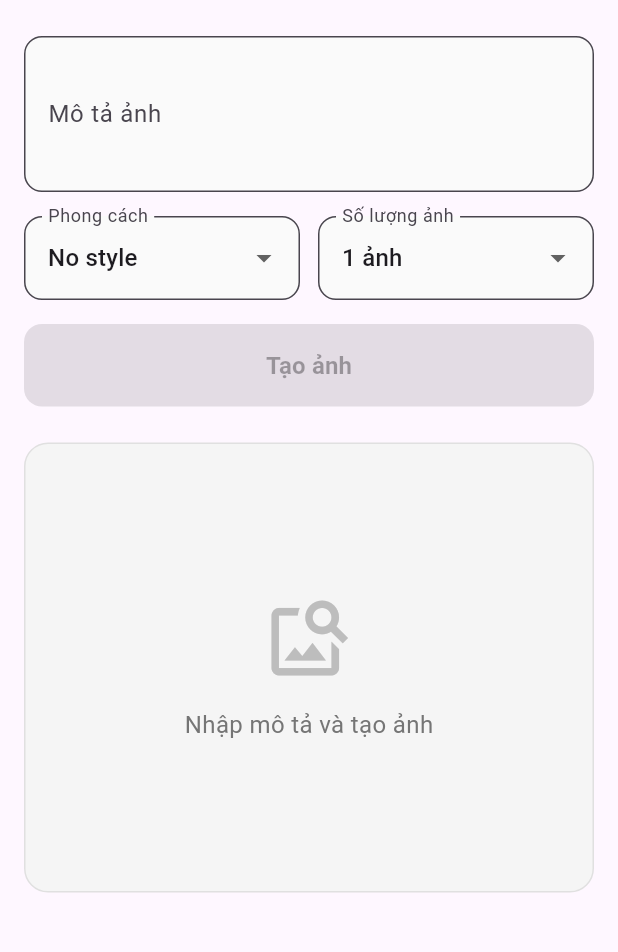
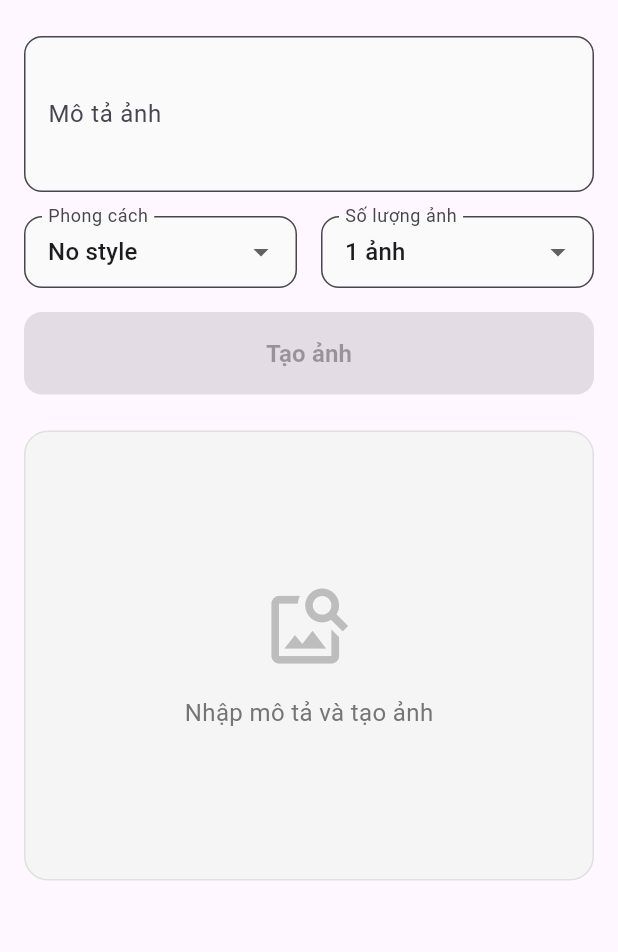
Before and after one commit to duong-sonnn/thuctap1, a Flutter app: the HomePage screen opened by its route, on a phone screen of 412 x 824 dp, the part 72-1024 px from its top. Run offline on Flutter 3.47's test engine with Material 3 defaults, Android fonts, the light colour scheme and no system bars; our stand-ins replace cloud_firestore, firebase_auth, firebase_core, google_sign_in, permission_handler, share_plus and 1 more; missing offline and left inert: flutter_facebook_auth, saver_gallery; accounts and stored records are empty.

Commit message:
12h
hoan thien chuc nang bao cao

```diff
--- a/lib/home_page.dart
+++ b/lib/home_page.dart
@@ -167,19 +167,7 @@ class _HomePageState extends State<HomePage> {
       );
     }
   }
- //chuc nang luu anh
-// Future<void> _saveAllImages() async {
-//   if (_generatedImageUrls.isEmpty) return;
-//   setState(() => _isLoading = true);
 
-//   final savedCount = await ImageActions.saveImages(_generatedImageUrls);
-
-//   if (!mounted) return;
-//   ScaffoldMessenger.of(context).showSnackBar(
-//     SnackBar(content: Text('Đã lưu $savedCount/${_generatedImageUrls.length} ảnh')),
-//   );
-//   setState(() => _isLoading = false);
-// }
   Future<void> _saveAllImages() async {
     if (_generatedImageUrls.isEmpty) return;
 
@@ -206,10 +194,6 @@ Future<void> _saveAllImages() async {
     }
   }
 
-
-
-
-///chuc nang chia se anh
   Future<void> _shareAllImages() async {
     if (_generatedImageUrls.isEmpty) return;
     setState(() => _isLoading = true);
@@ -220,41 +204,55 @@ Future<void> _shareAllImages() async {
     setState(() => _isLoading = false);
   }
 
-
-
-  // Thêm hàm mới để mở menu người dùng
   void _toggleUserMenu() {
     setState(() {
       _isUserMenuOpen = !_isUserMenuOpen;
     });
   }
 
-  // Tạo các trang điều hướng mới
   void _navigateToPage(String pageName) {
     setState(() {
       _isUserMenuOpen = false;
     });
 
-    // Hiển thị thông báo (Sau này sẽ thay bằng điều hướng thật)
+    if (pageName == 'Đăng xuất') {
+      _signOut();
+      return;
+    }
+
     ScaffoldMessenger.of(context).showSnackBar(
       SnackBar(content: Text('Đang chuyển đến: $pageName')),
     );
+  }
 
-    // TODO: Bổ sung code điều hướng đến các trang khác tại đây
+  Future<void> _signOut() async {
+    try {
+      await FirebaseAuth.instance.signOut();
+      if (mounted) {
+        Navigator.pushReplacementNamed(context, '/');
+      }
+    } catch (e) {
+      if (mounted) {
+        ScaffoldMessenger.of(context).showSnackBar(
+          SnackBar(content: Text('Lỗi khi đăng xuất: $e')),
+        );
+      }
+    }
   }
 
   @override
   Widget build(BuildContext context) {
-    // Lấy kích thước màn hình để điều chỉnh giao diện
-    final screenSize = MediaQuery.of(context).size;
-    final isSmallScreen = screenSize.width < 360;
+    return LayoutBuilder(
+      builder: (context, constraints) {
+        final isSmallScreen = constraints.maxWidth < 360;
+        final padding = isSmallScreen ? 8.0 : 16.0;
+        final fontSize = isSmallScreen ? 14.0 : 16.0;
 
         return Scaffold(
           appBar: AppBar(
             title: const Text('Image Generator'),
             centerTitle: true,
             actions: [
-          // Nút avatar người dùng để mở menu
               IconButton(
                 icon: const CircleAvatar(
                   backgroundColor: Colors.blue,
@@ -266,9 +264,8 @@ Future<void> _shareAllImages() async {
           ),
           body: Stack(
             children: [
-          // Phần nội dung chính
               SingleChildScrollView(
-            padding: EdgeInsets.all(isSmallScreen ? 12.0 : 16.0),
+                padding: EdgeInsets.all(padding),
                 child: Column(
                   crossAxisAlignment: CrossAxisAlignment.stretch,
                   children: [
@@ -276,6 +273,7 @@ Future<void> _shareAllImages() async {
                       controller: _promptController,
                       decoration: InputDecoration(
                         hintText: 'Mô tả ảnh bạn muốn tạo...',
+                        hintMaxLines: 1,
                         border: OutlineInputBorder(
                           borderRadius: BorderRadius.circular(12),
                         ),
@@ -284,33 +282,31 @@ Future<void> _shareAllImages() async {
                         fillColor: Colors.grey[50],
                       ),
                       maxLines: 3,
+                      style: TextStyle(fontSize: fontSize),
                     ),
-                const SizedBox(height: 16),
-                if (isSmallScreen)
-                  // Layout dọc cho màn hình nhỏ
-                  Column(
+                    SizedBox(height: padding),
+                    isSmallScreen
+                        ? Column(
                             children: [
                               _buildStyleDropdown(),
-                      const SizedBox(height: 12),
+                              SizedBox(height: padding),
                               _buildNumberDropdown(),
                             ],
                           )
-                else
-                  // Layout ngang cho màn hình thường
-                  Row(
+                        : Row(
                             children: [
-                      Expanded(child: _buildStyleDropdown()),
-                      const SizedBox(width: 12),
-                      Expanded(child: _buildNumberDropdown()),
+                              Flexible(child: _buildStyleDropdown()),
+                              SizedBox(width: padding),
+                              Flexible(child: _buildNumberDropdown()),
                             ],
                           ),
-                const SizedBox(height: 16),
+                    SizedBox(height: padding),
                     ElevatedButton(
                       onPressed: _promptController.text.isNotEmpty && !_isLoading
                           ? _generateImage
                           : null,
                       style: ElevatedButton.styleFrom(
-                    padding: const EdgeInsets.symmetric(vertical: 16.0),
+                        padding: EdgeInsets.symmetric(vertical: padding),
                         shape: RoundedRectangleBorder(
                           borderRadius: BorderRadius.circular(12),
                         ),
@@ -321,7 +317,7 @@ Future<void> _shareAllImages() async {
                           ? Row(
                               mainAxisAlignment: MainAxisAlignment.center,
                               children: [
-                            const SizedBox(
+                                SizedBox(
                                   width: 20,
                                   height: 20,
                                   child: CircularProgressIndicator(
@@ -333,13 +329,16 @@ Future<void> _shareAllImages() async {
                                 Text('Đang tạo (${_timeoutSeconds}s)...'),
                               ],
                             )
-                      : const Text('Tạo ảnh',
+                          : Text(
+                              'Tạo ảnh',
                               style: TextStyle(
-                              fontSize: 16, fontWeight: FontWeight.bold)),
+                                fontSize: fontSize,
+                                fontWeight: FontWeight.bold,
                               ),
-                const SizedBox(height: 24),
+                            ),
+                    ),
+                    SizedBox(height: padding * 1.5),
                     if (_isLoading)
-                  // Hiển thị loading
                       Column(
                         children: [
                           const SizedBox(height: 40),
@@ -348,12 +347,11 @@ Future<void> _shareAllImages() async {
                           Text(
                             'Đang tạo ảnh, vui lòng đợi...\nTối đa $_timeoutSeconds giây',
                             textAlign: TextAlign.center,
-                        style: const TextStyle(color: Colors.grey),
+                            style: TextStyle(color: Colors.grey, fontSize: fontSize),
                           ),
                         ],
                       )
                     else if (_generatedImageUrls.isNotEmpty)
-                  // Hiển thị ảnh đã tạo
                       Column(
                         children: [
                           Container(
@@ -372,7 +370,9 @@ Future<void> _shareAllImages() async {
                               child: GridView.count(
                                 shrinkWrap: true,
                                 physics: const NeverScrollableScrollPhysics(),
-                            crossAxisCount: _numberOfImages == 4 ? 2 : 1,
+                                crossAxisCount: _numberOfImages == 4
+                                    ? (constraints.maxWidth < 360 ? 1 : 2)
+                                    : 1,
                                 childAspectRatio: 1,
                                 mainAxisSpacing: 4,
                                 crossAxisSpacing: 4,
@@ -383,32 +383,16 @@ Future<void> _shareAllImages() async {
                                             Image.network(
                                               url,
                                               fit: BoxFit.cover,
-                                          loadingBuilder: (context, child,
-                                              loadingProgress) {
-                                            if (loadingProgress == null) {
-                                              return child;
-                                            }
-                                            return Center(
-                                              child: CircularProgressIndicator(
-                                                value: loadingProgress
-                                                            .expectedTotalBytes !=
-                                                        null
-                                                    ? loadingProgress
-                                                            .cumulativeBytesLoaded /
-                                                        (loadingProgress
-                                                                .expectedTotalBytes ??
-                                                            1)
-                                                    : null,
-                                              ),
+                                              loadingBuilder: (context, child, loadingProgress) {
+                                                if (loadingProgress == null) return child;
+                                                return const Center(
+                                                  child: CircularProgressIndicator(),
                                                 );
                                               },
-                                          errorBuilder: (c, e, s) =>
-                                              const Center(
-                                            child: Icon(Icons.error,
-                                                size: 50, color: Colors.red),
+                                              errorBuilder: (c, e, s) => const Center(
+                                                child: Icon(Icons.error, size: 50, color: Colors.red),
                                               ),
                                             ),
-                                        // Overlay gradient để làm nền cho text
                                             Positioned(
                                               bottom: 0,
                                               left: 0,
@@ -433,7 +417,7 @@ Future<void> _shareAllImages() async {
                               ),
                             ),
                           ),
-                      const SizedBox(height: 20),
+                          SizedBox(height: padding),
                           Wrap(
                             spacing: 12,
                             runSpacing: 12,
@@ -467,7 +451,6 @@ Future<void> _shareAllImages() async {
                         ],
                       )
                     else
-                  // Container trống khi chưa có ảnh
                       Container(
                         height: 300,
                         decoration: BoxDecoration(
@@ -483,12 +466,12 @@ Future<void> _shareAllImages() async {
                               size: 60,
                               color: Colors.grey[400],
                             ),
-                        const SizedBox(height: 16),
+                            SizedBox(height: padding),
                             Text(
                               'Nhập mô tả và tạo ảnh',
                               style: TextStyle(
                                 color: Colors.grey[600],
-                            fontSize: 16,
+                                fontSize: fontSize,
                               ),
                             ),
                           ],
@@ -497,8 +480,6 @@ Future<void> _shareAllImages() async {
                   ],
                 ),
               ),
-
-          // Overlay menu người dùng
               if (_isUserMenuOpen)
                 Positioned(
                   top: 0,
@@ -506,12 +487,14 @@ Future<void> _shareAllImages() async {
                   right: 0,
                   child: GestureDetector(
                     onTap: _toggleUserMenu,
+                    child: SafeArea(
                       child: Container(
-                  color: Colors.transparent,
+                        color: Colors.black.withOpacity(0.3),
                         height: MediaQuery.of(context).size.height,
                         child: Column(
                           children: [
                             Container(
+                              width: constraints.maxWidth < 360 ? constraints.maxWidth : 360,
                               color: Colors.white,
                               padding: const EdgeInsets.symmetric(vertical: 16),
                               child: Column(
@@ -524,8 +507,7 @@ Future<void> _shareAllImages() async {
                                       _toggleUserMenu();
                                       Navigator.push(
                                         context,
-                                  MaterialPageRoute(
-                                      builder: (_) => const HistoryPage()),
+                                        MaterialPageRoute(builder: (_) => const HistoryPage()),
                                       );
                                     },
                                   ),
@@ -566,15 +548,20 @@ Future<void> _shareAllImages() async {
                       ),
                     ),
                   ),
+                ),
             ],
           ),
         );
+      },
+    );
   }
 
-  // Widget cho dropdown style
   Widget _buildStyleDropdown() {
-    return DropdownButtonFormField<String>(
+    return ConstrainedBox(
+      constraints: const BoxConstraints(maxWidth: 200),
+      child: DropdownButtonFormField<String>(
         value: _selectedStyle,
+        isExpanded: true,
         decoration: InputDecoration(
           labelText: 'Phong cách',
           border: OutlineInputBorder(
@@ -582,21 +569,32 @@ Future<void> _shareAllImages() async {
           ),
           filled: true,
           fillColor: Colors.grey[50],
+          contentPadding: const EdgeInsets.symmetric(horizontal: 12, vertical: 8),
         ),
         items: _styleOptions
             .map((style) => DropdownMenuItem(
                   value: style,
-                child: Text(style),
+                  child: Text(
+                    style,
+                    overflow: TextOverflow.ellipsis,
+                    style: TextStyle(
+                      fontSize: MediaQuery.of(context).size.width < 360 ? 14 : 16,
+                    ),
+                  ),
                 ))
             .toList(),
         onChanged: (val) => setState(() => _selectedStyle = val),
+        menuMaxHeight: MediaQuery.of(context).size.height * 0.4,
+      ),
     );
   }
 
-  // Widget cho dropdown số lượng
   Widget _buildNumberDropdown() {
-    return DropdownButtonFormField<int>(
+    return ConstrainedBox(
+      constraints: const BoxConstraints(maxWidth: 200),
+      child: DropdownButtonFormField<int>(
         value: _numberOfImages,
+        isExpanded: true,
         decoration: InputDecoration(
           labelText: 'Số lượng ảnh',
           border: OutlineInputBorder(
@@ -604,16 +602,30 @@ Future<void> _shareAllImages() async {
           ),
           filled: true,
           fillColor: Colors.grey[50],
+          contentPadding: const EdgeInsets.symmetric(horizontal: 12, vertical: 8),
         ),
         items: const [
-        DropdownMenuItem(value: 1, child: Text('1 ảnh')),
-        DropdownMenuItem(value: 4, child: Text('4 ảnh')),
+          DropdownMenuItem(
+            value: 1,
+            child: Text(
+              '1 ảnh',
+              overflow: TextOverflow.ellipsis,
+            ),
+          ),
+          DropdownMenuItem(
+            value: 4,
+            child: Text(
+              '4 ảnh',
+              overflow: TextOverflow.ellipsis,
+            ),
+          ),
         ],
         onChanged: (val) => setState(() => _numberOfImages = val!),
+        menuMaxHeight: MediaQuery.of(context).size.height * 0.4,
+      ),
     );
   }
 
-  // Widget cho nút hành động
   Widget _buildActionButton({
     required IconData icon,
     required String label,
@@ -635,7 +647,6 @@ Future<void> _shareAllImages() async {
     );
   }
 
-  // Widget cho tùy chọn menu
   Widget _buildMenuOption({
     required IconData icon,
     required String title,
```
Lines whose indentation alone changed are shown as unchanged.
